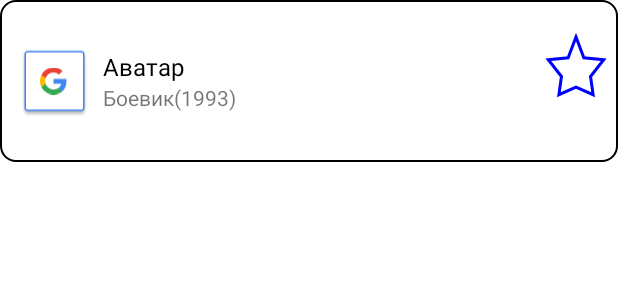
After one commit to mrKurilin/FilmsApp, an Android app: the layout film_view_holder.xml on its own in the app's theme, with its tools: preview values and no code run, on a phone screen of 412 x 824 dp. The commit adds this screen. Shown: the top 300 px of the screen. Run offline under Robolectric (Android 15) with nearby library versions, the phone set to English and light mode, and no system bars.

Commit message:
films list layouts

```diff
--- a/app/src/main/java/com/mrkurilin/filmsapp/presentation/mainfragment/MainFragment.kt
+++ /dev/null
@@ -1,5 +0,0 @@
-package com.mrkurilin.filmsapp.presentation.mainfragment
-
-import androidx.fragment.app.Fragment
-
-class MainFragment : Fragment()
--- /dev/null
+++ b/app/src/main/java/com/mrkurilin/filmsapp/presentation/topfilmsfragment/TopFilmsFragment.kt
@@ -0,0 +1,5 @@
+package com.mrkurilin.filmsapp.presentation.topfilmsfragment
+
+import androidx.fragment.app.Fragment
+
+class TopFilmsFragment : Fragment()
--- /dev/null
+++ b/app/src/main/res/drawable/card.xml
@@ -0,0 +1,17 @@
+<shape xmlns:android="http://schemas.android.com/apk/res/android"
+    android:shape="rectangle">
+
+    <!-- Outer border -->
+    <stroke
+        android:width="1dp"
+        android:color="#000000" />
+
+    <!-- Rounded corners -->
+    <corners
+        android:radius="10dp" />
+
+    <!-- Inner background color -->
+    <solid
+        android:color="#ffffff" />
+
+</shape>
--- /dev/null
+++ b/app/src/main/res/drawable/empty_star.xml
@@ -0,0 +1,11 @@
+<vector xmlns:android="http://schemas.android.com/apk/res/android"
+    android:width="24dp"
+    android:height="24dp"
+    android:viewportWidth="24"
+    android:viewportHeight="24">
+    <path
+        android:fillColor="@android:color/transparent"
+        android:pathData="M12,2L9.38,8.92L2.76,9.56L7.16,15.16L6.29,21.24L12,18.72L17.71,21.24L16.84,15.16L21.24,9.56L14.62,8.92L12,2Z"
+        android:strokeWidth="1"
+        android:strokeColor="#0000ff" />
+</vector>
--- /dev/null
+++ b/app/src/main/res/drawable/filled_star.xml
@@ -0,0 +1,11 @@
+<vector xmlns:android="http://schemas.android.com/apk/res/android"
+    android:width="24dp"
+    android:height="24dp"
+    android:viewportWidth="24"
+    android:viewportHeight="24">
+    <path
+        android:fillColor="#0000ff"
+        android:pathData="M12,2L9.38,8.92L2.76,9.56L7.16,15.16L6.29,21.24L12,18.72L17.71,21.24L16.84,15.16L21.24,9.56L14.62,8.92L12,2Z"
+        android:strokeWidth="1"
+        android:strokeColor="#0000ff" />
+</vector>
--- /dev/null
+++ b/app/src/main/res/layout/film_view_holder.xml
@@ -0,0 +1,57 @@
+<?xml version="1.0" encoding="utf-8"?>
+<androidx.constraintlayout.widget.ConstraintLayout xmlns:android="http://schemas.android.com/apk/res/android"
+    xmlns:app="http://schemas.android.com/apk/res-auto"
+    xmlns:tools="http://schemas.android.com/tools"
+    android:layout_width="match_parent"
+    android:layout_height="wrap_content"
+    android:background="@drawable/card"
+    android:padding="4dp">
+
+    <ImageView
+        android:id="@+id/image"
+        android:layout_width="wrap_content"
+        android:layout_height="100dp"
+        android:contentDescription="@string/poster"
+        android:paddingStart="8dp"
+        android:paddingEnd="8dp"
+        android:src="@drawable/common_google_signin_btn_icon_dark"
+        app:layout_constraintBottom_toBottomOf="parent"
+        app:layout_constraintStart_toStartOf="parent"
+        app:layout_constraintTop_toTopOf="parent" />
+
+    <TextView
+        android:id="@+id/name"
+        android:layout_width="wrap_content"
+        android:layout_height="wrap_content"
+        android:textColor="@color/black"
+        android:textSize="16sp"
+        app:layout_constraintBottom_toTopOf="@id/genre_year"
+        app:layout_constraintStart_toEndOf="@id/image"
+        app:layout_constraintTop_toTopOf="parent"
+        app:layout_constraintVertical_chainStyle="packed"
+        tools:text="Аватар" />
+
+    <TextView
+        android:id="@+id/genre_year"
+        android:layout_width="wrap_content"
+        android:layout_height="wrap_content"
+        android:textSize="14sp"
+        app:layout_constraintBottom_toBottomOf="parent"
+        app:layout_constraintStart_toEndOf="@id/image"
+        app:layout_constraintTop_toBottomOf="@id/name"
+        tools:text="Боевик(1993)" />
+
+    <ImageButton
+        android:id="@+id/favourite"
+        android:layout_width="wrap_content"
+        android:layout_height="48dp"
+        android:background="@android:color/transparent"
+        android:contentDescription="@string/entry_favourite_button"
+        android:minWidth="48dp"
+        android:scaleType="fitXY"
+        android:src="@drawable/empty_star"
+        app:layout_constraintBottom_toBottomOf="@id/name"
+        app:layout_constraintEnd_toEndOf="parent"
+        app:layout_constraintTop_toTopOf="@id/name" />
+
+</androidx.constraintlayout.widget.ConstraintLayout>
--- a/app/src/main/res/layout/fragment_main.xml
+++ b/app/src/main/res/layout/fragment_top_films.xml
@@ -3,6 +3,11 @@
     xmlns:tools="http://schemas.android.com/tools"
     android:layout_width="match_parent"
     android:layout_height="match_parent"
-    tools:context=".presentation.mainfragment.MainFragment">
+    tools:context=".presentation.topfilmsfragment.TopFilmsFragment">
+
+    <androidx.recyclerview.widget.RecyclerView
+        android:id="@+id/films"
+        android:layout_width="match_parent"
+        android:layout_height="match_parent" />
 
 </androidx.constraintlayout.widget.ConstraintLayout>
--- a/app/src/main/res/navigation/nav_graph.xml
+++ b/app/src/main/res/navigation/nav_graph.xml
@@ -12,7 +12,7 @@
         tools:layout="@layout/fragment_sign_in">
         <action
             android:id="@+id/action_signInFragment_to_mainFragment"
-            app:destination="@id/mainFragment" />
+            app:destination="@id/topFilmsFragment" />
         <action
             android:id="@+id/action_signInFragment_to_signUpFragment"
             app:destination="@id/signUpFragment" />
@@ -24,14 +24,14 @@
         tools:layout="@layout/fragment_sign_up">
         <action
             android:id="@+id/action_signUpFragment_to_mainFragment"
-            app:destination="@id/mainFragment" />
+            app:destination="@id/topFilmsFragment" />
         <action
             android:id="@+id/action_signUpFragment_to_signInFragment"
             app:destination="@id/signInFragment" />
     </fragment>
     <fragment
-        android:id="@+id/mainFragment"
-        android:name="com.mrkurilin.filmsapp.presentation.mainfragment.MainFragment"
+        android:id="@+id/topFilmsFragment"
+        android:name="com.mrkurilin.filmsapp.presentation.topfilmsfragment.TopFilmsFragment"
         android:label="fragment_main"
-        tools:layout="@layout/fragment_main" />
+        tools:layout="@layout/fragment_top_films" />
 </navigation>
--- a/app/src/main/res/values/strings.xml
+++ b/app/src/main/res/values/strings.xml
@@ -18,4 +18,6 @@
     <string name="confirm_password">Повторите пароль</string>
     <string name="already_registered_question">Уже зарегистрированы?</string>
     <string name="mismatch_password">Пароли не совпадают</string>
+    <string name="entry_favourite_button">Добавить или убрать из избранного</string>
+    <string name="poster">Постер</string>
 </resources>
```
